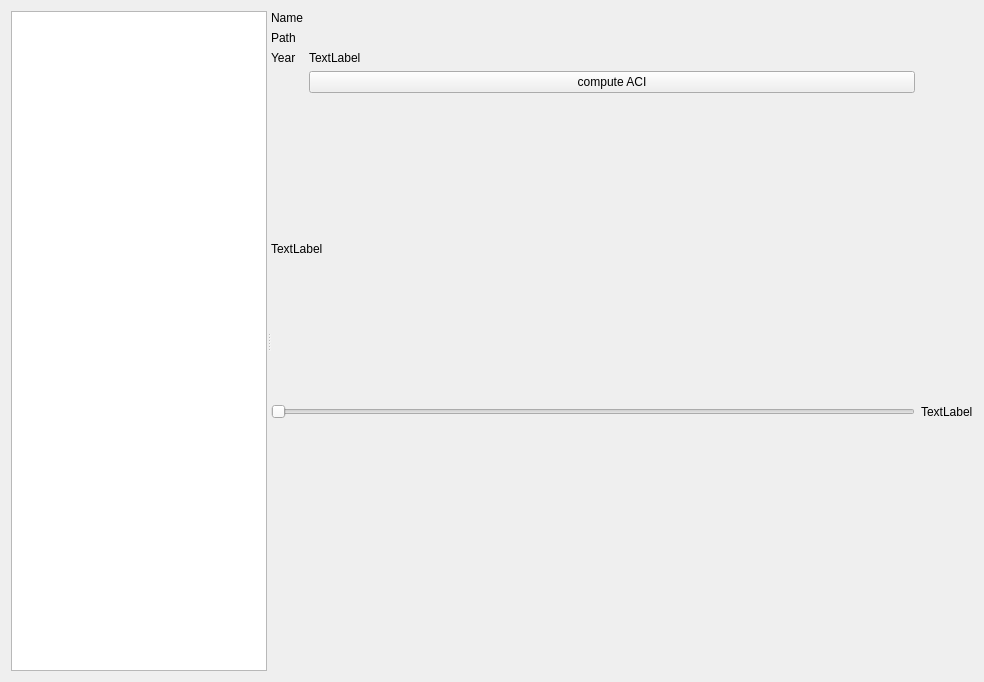
Old version of the form src/gui/widgets/audio/ui/audiomanager.ui in the repository Vin985/ecosongs.
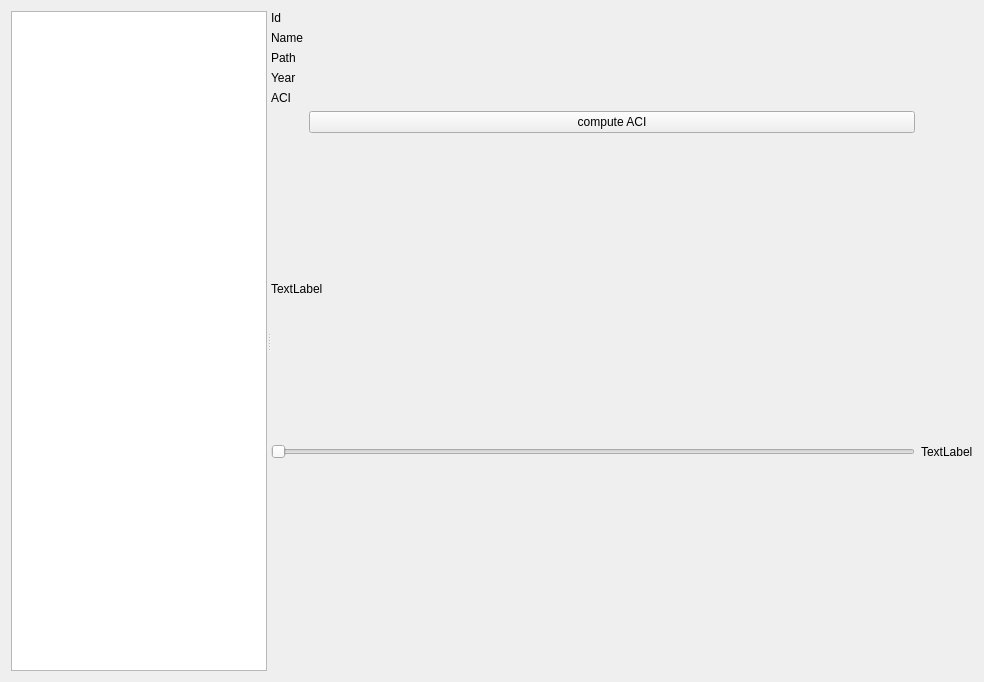
New version of the form.

```diff
--- a/src/gui/widgets/audio/ui/audiomanager.ui
+++ b/src/gui/widgets/audio/ui/audiomanager.ui
@@ -47,14 +47,14 @@
        </sizepolicy>
       </property>
       <layout class="QGridLayout" name="gridLayout">
-       <item row="3" column="1">
+       <item row="5" column="1">
         <widget class="QPushButton" name="pushButton">
          <property name="text">
           <string>compute ACI</string>
          </property>
         </widget>
        </item>
-       <item row="2" column="0">
+       <item row="3" column="0">
         <widget class="QLabel" name="label_5">
          <property name="sizePolicy">
           <sizepolicy hsizetype="Maximum" vsizetype="Preferred">
@@ -67,41 +67,14 @@
          </property>
         </widget>
        </item>
-       <item row="6" column="0">
-        <spacer name="verticalSpacer">
-         <property name="orientation">
-          <enum>Qt::Vertical</enum>
-         </property>
-         <property name="sizeHint" stdset="0">
-          <size>
-           <width>20</width>
-           <height>40</height>
-          </size>
-         </property>
-        </spacer>
-       </item>
-       <item row="0" column="0">
-        <widget class="QLabel" name="label">
-         <property name="text">
-          <string>Name</string>
-         </property>
-        </widget>
-       </item>
-       <item row="0" column="1">
-        <widget class="QLabel" name="name">
-         <property name="text">
-          <string/>
-         </property>
-        </widget>
-       </item>
-       <item row="1" column="0">
+       <item row="2" column="0">
         <widget class="QLabel" name="label_3">
          <property name="text">
           <string>Path</string>
          </property>
         </widget>
        </item>
-       <item row="5" column="2">
+       <item row="7" column="2">
         <widget class="QLabel" name="lbl_duration">
          <property name="sizePolicy">
           <sizepolicy hsizetype="Preferred" vsizetype="Preferred">
@@ -114,14 +87,14 @@
          </property>
         </widget>
        </item>
-       <item row="1" column="1">
-        <widget class="QLabel" name="path">
+       <item row="2" column="1">
+        <widget class="QLabel" name="lbl_path">
          <property name="text">
           <string/>
          </property>
         </widget>
        </item>
-       <item row="5" column="0" colspan="2">
+       <item row="7" column="0" colspan="2">
         <widget class="QSlider" name="time_slider">
          <property name="sizePolicy">
           <sizepolicy hsizetype="Expanding" vsizetype="Fixed">
@@ -140,7 +113,7 @@
          </property>
         </widget>
        </item>
-       <item row="4" column="0" colspan="3">
+       <item row="6" column="0" colspan="3">
         <widget class="QLabel" name="lbl_spectro">
          <property name="minimumSize">
           <size>
@@ -153,10 +126,65 @@
          </property>
         </widget>
        </item>
-       <item row="2" column="1">
-        <widget class="QLabel" name="year">
+       <item row="3" column="1">
+        <widget class="QLabel" name="lbl_year">
          <property name="text">
-          <string>TextLabel</string>
+          <string/>
+         </property>
+        </widget>
+       </item>
+       <item row="8" column="0">
+        <spacer name="verticalSpacer">
+         <property name="orientation">
+          <enum>Qt::Vertical</enum>
+         </property>
+         <property name="sizeHint" stdset="0">
+          <size>
+           <width>20</width>
+           <height>40</height>
+          </size>
+         </property>
+        </spacer>
+       </item>
+       <item row="1" column="0">
+        <widget class="QLabel" name="label">
+         <property name="text">
+          <string>Name</string>
+         </property>
+        </widget>
+       </item>
+       <item row="1" column="1">
+        <widget class="QLabel" name="lbl_name">
+         <property name="text">
+          <string/>
+         </property>
+        </widget>
+       </item>
+       <item row="0" column="0">
+        <widget class="QLabel" name="label_2">
+         <property name="text">
+          <string>Id</string>
+         </property>
+        </widget>
+       </item>
+       <item row="0" column="1">
+        <widget class="QLabel" name="lbl_id">
+         <property name="text">
+          <string/>
+         </property>
+        </widget>
+       </item>
+       <item row="4" column="0">
+        <widget class="QLabel" name="label_4">
+         <property name="text">
+          <string>ACI</string>
+         </property>
+        </widget>
+       </item>
+       <item row="4" column="1">
+        <widget class="QLabel" name="label_6">
+         <property name="text">
+          <string/>
          </property>
         </widget>
        </item>
```
